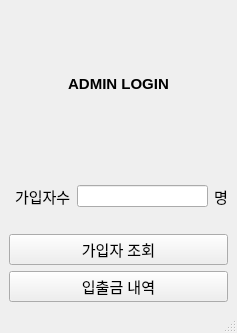
Old version of the form form/adminwindow.ui in the repository hyeon-h/QBanker-System.
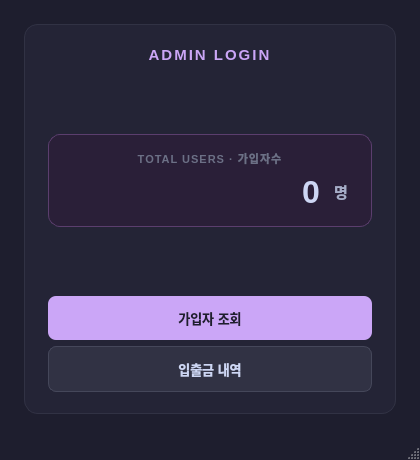
New version of the form.

Commit message: develop : UI end

```diff
--- a/form/adminwindow.ui
+++ b/form/adminwindow.ui
@@ -6,111 +6,274 @@
    <rect>
     <x>0</x>
     <y>0</y>
-    <width>237</width>
-    <height>333</height>
+    <width>420</width>
+    <height>460</height>
    </rect>
   </property>
+  <property name="minimumSize">
+   <size>
+    <width>360</width>
+    <height>420</height>
+   </size>
+  </property>
   <property name="windowTitle">
-   <string>MainWindow</string>
+   <string>QBankerSystem - Admin</string>
+  </property>
+  <property name="styleSheet">
+   <string notr="true">
+QMainWindow, QWidget#centralwidget {
+    background-color: #1e1e2e;
+}
+QWidget {
+    color: #cdd6f4;
+    font-family: &quot;Segoe UI&quot;, &quot;Malgun Gothic&quot;, sans-serif;
+    font-size: 13px;
+}
+QWidget#card {
+    background-color: #242436;
+    border: 1px solid #313244;
+    border-radius: 14px;
+}
+QWidget#statCard {
+    background-color: #2a1f38;
+    border: 1px solid #5b3e6e;
+    border-radius: 12px;
+}
+QLabel {
+    color: #a6adc8;
+    font-weight: 500;
+    background: transparent;
+}
+QLabel#label {
+    color: #cba6f7;
+    font-size: 15px;
+    font-weight: 700;
+    letter-spacing: 2px;
+    background: transparent;
+}
+QLabel#label_4 {
+    color: #6c7086;
+    font-size: 11px;
+    font-weight: 500;
+    letter-spacing: 1px;
+    background: transparent;
+}
+QLabel#label_6 {
+    color: #a6adc8;
+    font-size: 15px;
+    font-weight: 600;
+    background: transparent;
+    padding-bottom: 4px;
+}
+/* 가입자수 표시용 LineEdit (readOnly, HERO 스타일) */
+QLineEdit#lineEdit {
+    background-color: transparent;
+    border: none;
+    color: #cdd6f4;
+    font-size: 32px;
+    font-weight: 800;
+    padding: 0;
+    selection-background-color: #cba6f7;
+}
+QLineEdit#lineEdit:focus {
+    background-color: transparent;
+    border: none;
+}
+QPushButton {
+    background-color: #313244;
+    color: #cdd6f4;
+    border: 1px solid #45475a;
+    border-radius: 8px;
+    padding: 11px 16px;
+    font-weight: 600;
+    font-size: 13px;
+    min-height: 22px;
+}
+QPushButton:hover {
+    background-color: #45475a;
+    border: 1px solid #cba6f7;
+}
+QPushButton:pressed {
+    background-color: #585b70;
+}
+QPushButton#pushButton {
+    background-color: #cba6f7;
+    color: #1e1e2e;
+    border: none;
+}
+QPushButton#pushButton:hover {
+    background-color: #d9bef8;
+}
+QPushButton#pushButton:pressed {
+    background-color: #b093e8;
+}
+   </string>
   </property>
   <widget class="QWidget" name="centralwidget">
    <layout class="QVBoxLayout" name="verticalLayout">
+    <property name="leftMargin"><number>24</number></property>
+    <property name="topMargin"><number>24</number></property>
+    <property name="rightMargin"><number>24</number></property>
+    <property name="bottomMargin"><number>24</number></property>
     <item>
-     <layout class="QGridLayout" name="gridLayout">
-      <item row="5" column="0" colspan="4">
-       <widget class="QPushButton" name="pushButton_2">
-        <property name="font">
-         <font>
-          <pointsize>11</pointsize>
-         </font>
-        </property>
-        <property name="text">
-         <string>입출금 내역</string>
-        </property>
-       </widget>
-      </item>
-      <item row="3" column="0" colspan="4">
-       <spacer name="horizontalSpacer_2">
-        <property name="orientation">
-         <enum>Qt::Orientation::Horizontal</enum>
-        </property>
-        <property name="sizeHint" stdset="0">
-         <size>
-          <width>40</width>
-          <height>20</height>
-         </size>
-        </property>
-       </spacer>
-      </item>
-      <item row="4" column="0" colspan="4">
-       <widget class="QPushButton" name="pushButton">
-        <property name="font">
-         <font>
-          <pointsize>11</pointsize>
-         </font>
-        </property>
-        <property name="text">
-         <string>가입자 조회</string>
-        </property>
-       </widget>
-      </item>
-      <item row="2" column="1">
-       <widget class="QLabel" name="label_4">
-        <property name="font">
-         <font>
-          <pointsize>11</pointsize>
-         </font>
-        </property>
-        <property name="text">
-         <string>가입자수</string>
-        </property>
-       </widget>
-      </item>
-      <item row="1" column="0" colspan="4">
-       <spacer name="horizontalSpacer">
-        <property name="orientation">
-         <enum>Qt::Orientation::Horizontal</enum>
-        </property>
-        <property name="sizeHint" stdset="0">
-         <size>
-          <width>40</width>
-          <height>20</height>
-         </size>
-        </property>
-       </spacer>
-      </item>
-      <item row="0" column="0" colspan="4">
-       <widget class="QLabel" name="label">
-        <property name="font">
-         <font>
-          <pointsize>11</pointsize>
-          <bold>true</bold>
-         </font>
-        </property>
-        <property name="text">
-         <string>ADMIN LOGIN</string>
-        </property>
-        <property name="alignment">
-         <set>Qt::AlignmentFlag::AlignCenter</set>
-        </property>
-       </widget>
-      </item>
-      <item row="2" column="3">
-       <widget class="QLabel" name="label_6">
-        <property name="font">
-         <font>
-          <pointsize>11</pointsize>
-         </font>
-        </property>
-        <property name="text">
-         <string>명</string>
-        </property>
-       </widget>
-      </item>
-      <item row="2" column="2">
-       <widget class="QLineEdit" name="lineEdit"/>
-      </item>
-     </layout>
+     <widget class="QWidget" name="card" native="true">
+      <layout class="QVBoxLayout" name="cardLayout">
+       <property name="leftMargin"><number>24</number></property>
+       <property name="topMargin"><number>22</number></property>
+       <property name="rightMargin"><number>24</number></property>
+       <property name="bottomMargin"><number>22</number></property>
+       <property name="spacing"><number>18</number></property>
+       <item>
+        <layout class="QGridLayout" name="gridLayout">
+         <property name="horizontalSpacing"><number>4</number></property>
+         <property name="verticalSpacing"><number>6</number></property>
+         <item row="0" column="0" colspan="4">
+          <widget class="QLabel" name="label">
+           <property name="font">
+            <font>
+             <pointsize>11</pointsize>
+             <bold>true</bold>
+            </font>
+           </property>
+           <property name="text">
+            <string>ADMIN LOGIN</string>
+           </property>
+           <property name="alignment">
+            <set>Qt::AlignmentFlag::AlignCenter</set>
+           </property>
+          </widget>
+         </item>
+         <item row="1" column="0" colspan="4">
+          <spacer name="horizontalSpacer">
+           <property name="orientation">
+            <enum>Qt::Orientation::Vertical</enum>
+           </property>
+           <property name="sizeHint" stdset="0">
+            <size><width>20</width><height>6</height></size>
+           </property>
+          </spacer>
+         </item>
+         <item row="2" column="0" colspan="4">
+          <widget class="QWidget" name="statCard" native="true">
+           <layout class="QVBoxLayout" name="statCardLayout">
+            <property name="leftMargin"><number>20</number></property>
+            <property name="topMargin"><number>16</number></property>
+            <property name="rightMargin"><number>20</number></property>
+            <property name="bottomMargin"><number>16</number></property>
+            <property name="spacing"><number>6</number></property>
+            <item>
+             <widget class="QLabel" name="label_4">
+              <property name="font">
+               <font><pointsize>14</pointsize></font>
+              </property>
+              <property name="text">
+               <string>TOTAL USERS · 가입자수</string>
+              </property>
+              <property name="alignment">
+               <set>Qt::AlignmentFlag::AlignCenter</set>
+              </property>
+             </widget>
+            </item>
+            <item>
+             <layout class="QHBoxLayout" name="statAmountLayout">
+              <property name="spacing"><number>6</number></property>
+              <item>
+               <spacer name="statLeftSpacer">
+                <property name="orientation">
+                 <enum>Qt::Orientation::Horizontal</enum>
+                </property>
+                <property name="sizeHint" stdset="0">
+                 <size><width>10</width><height>20</height></size>
+                </property>
+               </spacer>
+              </item>
+              <item>
+               <widget class="QLineEdit" name="lineEdit">
+                <property name="readOnly">
+                 <bool>true</bool>
+                </property>
+                <property name="focusPolicy">
+                 <enum>Qt::FocusPolicy::NoFocus</enum>
+                </property>
+                <property name="frame">
+                 <bool>false</bool>
+                </property>
+                <property name="text">
+                 <string>0</string>
+                </property>
+                <property name="alignment">
+                 <set>Qt::AlignmentFlag::AlignRight|Qt::AlignmentFlag::AlignBottom</set>
+                </property>
+               </widget>
+              </item>
+              <item>
+               <widget class="QLabel" name="label_6">
+                <property name="font">
+                 <font><pointsize>11</pointsize></font>
+                </property>
+                <property name="text">
+                 <string>명</string>
+                </property>
+                <property name="alignment">
+                 <set>Qt::AlignmentFlag::AlignLeft|Qt::AlignmentFlag::AlignBottom</set>
+                </property>
+               </widget>
+              </item>
+              <item>
+               <spacer name="statRightSpacer">
+                <property name="orientation">
+                 <enum>Qt::Orientation::Horizontal</enum>
+                </property>
+                <property name="sizeHint" stdset="0">
+                 <size><width>10</width><height>20</height></size>
+                </property>
+               </spacer>
+              </item>
+             </layout>
+            </item>
+           </layout>
+          </widget>
+         </item>
+         <item row="3" column="0" colspan="4">
+          <spacer name="horizontalSpacer_2">
+           <property name="orientation">
+            <enum>Qt::Orientation::Vertical</enum>
+           </property>
+           <property name="sizeHint" stdset="0">
+            <size><width>40</width><height>8</height></size>
+           </property>
+          </spacer>
+         </item>
+         <item row="4" column="0" colspan="4">
+          <widget class="QPushButton" name="pushButton">
+           <property name="font">
+            <font><pointsize>11</pointsize></font>
+           </property>
+           <property name="text">
+            <string>가입자 조회</string>
+           </property>
+           <property name="cursor">
+            <cursorShape>PointingHandCursor</cursorShape>
+           </property>
+          </widget>
+         </item>
+         <item row="5" column="0" colspan="4">
+          <widget class="QPushButton" name="pushButton_2">
+           <property name="font">
+            <font><pointsize>11</pointsize></font>
+           </property>
+           <property name="text">
+            <string>입출금 내역</string>
+           </property>
+           <property name="cursor">
+            <cursorShape>PointingHandCursor</cursorShape>
+           </property>
+          </widget>
+         </item>
+        </layout>
+       </item>
+      </layout>
+     </widget>
     </item>
    </layout>
   </widget>
```
Left out of the diff: 7 changed lines with no effect on the pictures. The commit also changes 3 other files.
